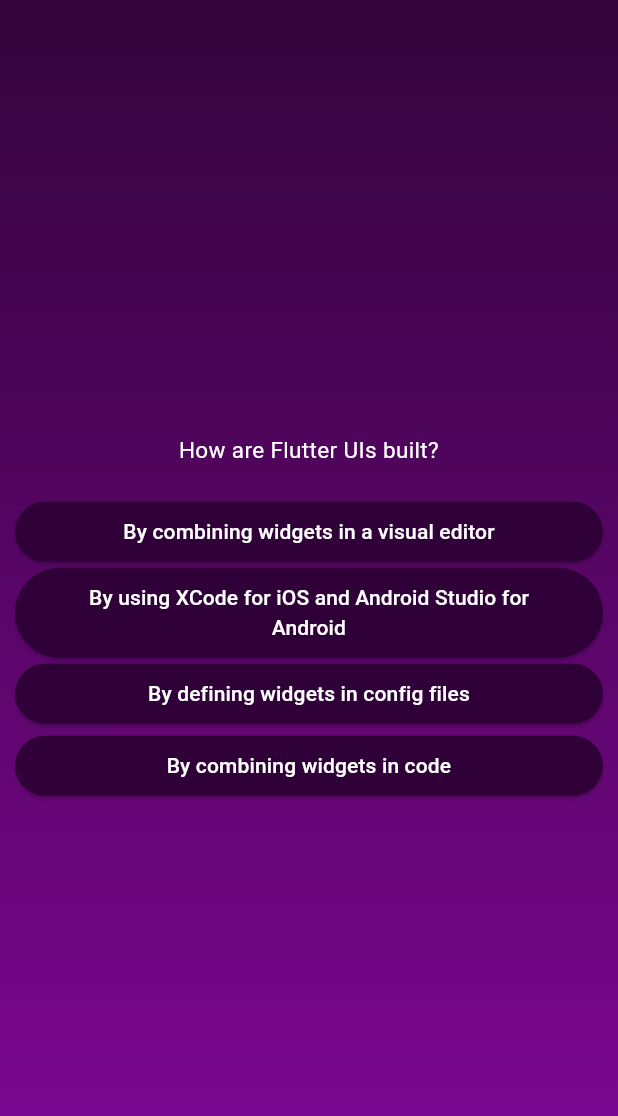
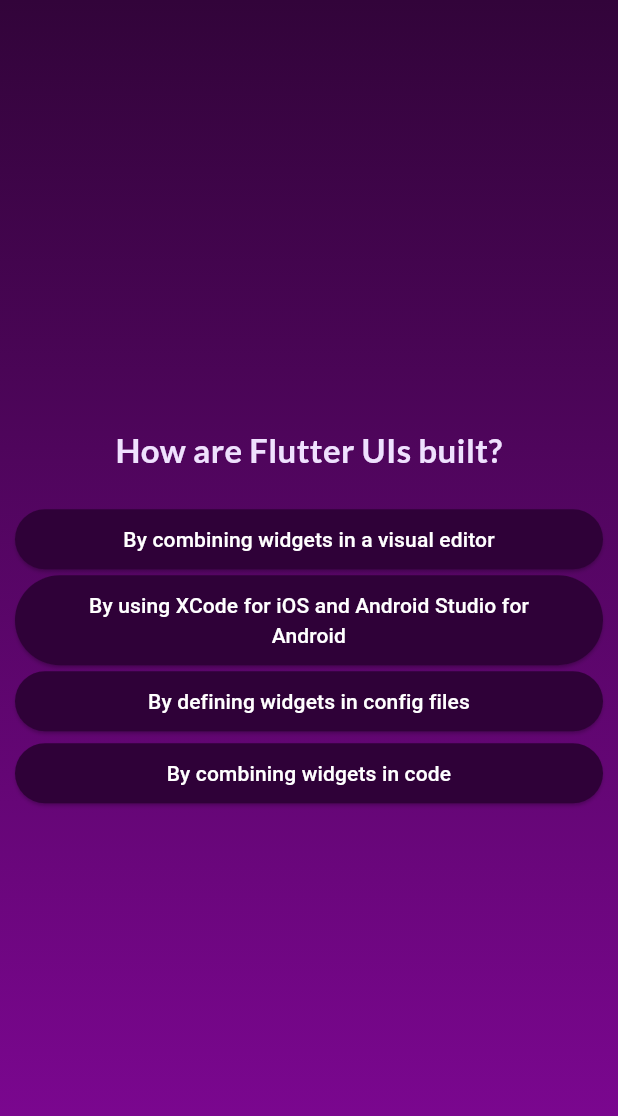
Before and after one commit to Deepty11/Flutter-Lessons, a Flutter app: the screen it shows after launch, after a tap on "Start Quiz!", after a tap on "Components", on a phone screen of 412 x 824 dp. Shown: the top 1116 px of the screen. Run offline on Flutter 3.47's test engine with Material 3 defaults, Android fonts, the phone set to English and light mode, and no system bars; our stand-ins replace google_fonts.

```diff
--- a/quiz_app/lib/questions_screen.dart
+++ b/quiz_app/lib/questions_screen.dart
@@ -1,10 +1,12 @@
 import 'package:flutter/material.dart';
 import 'package:quiz_app/components/answer_button.dart';
 import 'package:quiz_app/data/questions.dart';
-import 'package:quiz_app/model/quiz_questions.dart';
+import 'package:google_fonts/google_fonts.dart';
 
 class QuestionScreen extends StatefulWidget {
-  const QuestionScreen({super.key});
+  const QuestionScreen({super.key, required this.onSelectAnswer});
+
+  final void Function(String answer) onSelectAnswer;
 
   @override
   State<QuestionScreen> createState() {
@@ -14,8 +16,10 @@ class QuestionScreen extends StatefulWidget {
 
 class _QuestionScreenState extends State<QuestionScreen> {
   var currentQuestionIndex = 0;
+  String? selectedAnswer;
 
-  void answerQuestion() {
+  void answerQuestion(String answer) {
+    widget.onSelectAnswer(answer);
     setState(() {
       currentQuestionIndex += 1;
     });
@@ -36,7 +40,10 @@ class _QuestionScreenState extends State<QuestionScreen> {
           children: [
             Text(
               currentQuestion.text,
-              style: const TextStyle(color: Colors.white, fontSize: 15),
+              style: GoogleFonts.lato(
+                  color: const Color.fromARGB(255, 239, 225, 254),
+                  fontWeight: FontWeight.bold,
+                  fontSize: 22),
               textAlign: TextAlign.center,
             ),
             const SizedBox(height: 20),
@@ -44,7 +51,9 @@ class _QuestionScreenState extends State<QuestionScreen> {
               (answer) {
                 return AnswerButton(
                   answer: answer,
-                  onTap: answerQuestion,
+                  onTap: () {
+                    answerQuestion(answer);
+                  },
                 );
               },
             )
--- a/quiz_app/lib/quiz.dart
+++ b/quiz_app/lib/quiz.dart
@@ -1,6 +1,8 @@
 import 'package:flutter/material.dart';
+import 'package:quiz_app/data/questions.dart';
 
 import 'package:quiz_app/questions_screen.dart';
+import 'package:quiz_app/result_screen.dart';
 import 'package:quiz_app/welcome_page.dart';
 
 class Quiz extends StatefulWidget {
@@ -12,13 +14,11 @@ class Quiz extends StatefulWidget {
   }
 }
 
-enum ScreenType {
-  welcomeScreen,
-  questionScreen,
-}
+enum ScreenType { welcomeScreen, questionScreen, resultScreen }
 
 class _QuizState extends State<Quiz> {
-  ScreenType? activeScreen;
+  List<String> selectedAnswers = [];
+  ScreenType activeScreen = ScreenType.welcomeScreen;
 
   @override
   void initState() {
@@ -32,8 +32,41 @@ class _QuizState extends State<Quiz> {
     });
   }
 
+  void setAnswers(String answer) {
+    selectedAnswers.add(answer);
+
+    if (selectedAnswers.length == questions.length) {
+      setState(() {
+        activeScreen = ScreenType.resultScreen;
+        selectedAnswers = [];
+      });
+    }
+  }
+
   @override
   Widget build(BuildContext context) {
+    Widget activeScreenWidget = WelcomePage(switchScreen);
+    if (activeScreen == ScreenType.questionScreen) {
+      activeScreenWidget = QuestionScreen(onSelectAnswer: setAnswers);
+    }
+
+    if (activeScreen == ScreenType.resultScreen) {
+      activeScreenWidget = const ResultScreen();
+    }
+
+    // switch (activeScreen) {
+    //   case ScreenType.welcomeScreen:
+    //     activeScreenWidget = WelcomePage(switchScreen);
+    //     break;
+    //   case ScreenType.questionScreen:
+    //     activeScreenWidget = QuestionScreen(onSelectAnswer: setAnswers);
+    //     break;
+    //   case ScreenType.resultScreen:
+    //     activeScreenWidget = const ResultScreen();
+    //     print('resultScreen');
+    //     break;
+    // }
+
     return MaterialApp(
       home: Scaffold(
         body: Container(
@@ -43,9 +76,7 @@ class _QuizState extends State<Quiz> {
               Color.fromARGB(255, 130, 7, 152)
             ], begin: Alignment.topCenter, end: Alignment.bottomCenter),
           ),
-          child: activeScreen == ScreenType.questionScreen
-              ? const QuestionScreen()
-              : WelcomePage(switchScreen),
+          child: activeScreenWidget,
         ),
       ),
     );
--- a/quiz_app/pubspec.yaml
+++ b/quiz_app/pubspec.yaml
@@ -35,6 +35,7 @@ dependencies:
   # The following adds the Cupertino Icons font to your application.
   # Use with the CupertinoIcons class for iOS style icons.
   cupertino_icons: ^1.0.2
+  google_fonts: ^6.1.0
 
 dev_dependencies:
   flutter_test:
```
Also changed, not shown: quiz_app/lib/result_screen.dart (added, +30 -0 lines), quiz_app/pubspec.lock, 7 other files.
